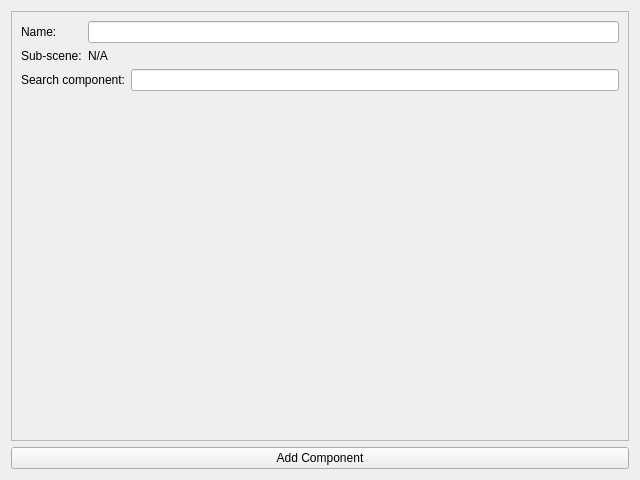
janos-ijgyarto/vadon, file tools/editor/application/VadonEditor/UI/Model/Scene/EntityEditor.ui: the form before one commit.
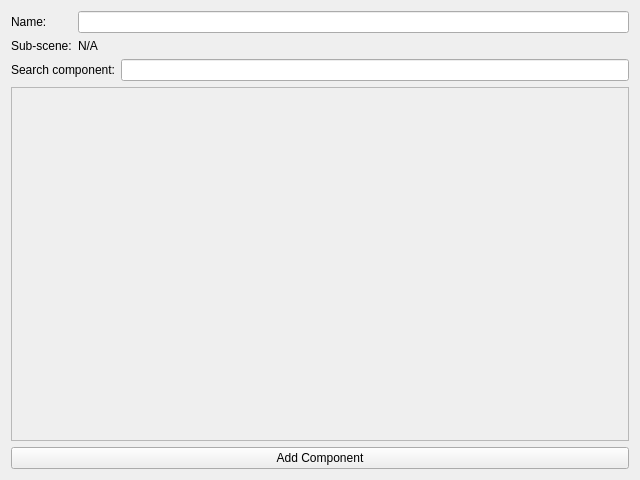
The form after the commit.

```diff
--- a/tools/editor/application/VadonEditor/UI/Model/Scene/EntityEditor.ui
+++ b/tools/editor/application/VadonEditor/UI/Model/Scene/EntityEditor.ui
@@ -15,21 +15,6 @@
   </property>
   <layout class="QVBoxLayout" name="mainLayout">
    <item>
-    <widget class="QScrollArea" name="componentScrollArea">
-     <property name="widgetResizable">
-      <bool>true</bool>
-     </property>
-     <widget class="QWidget" name="componentScrollContents">
-      <property name="geometry">
-       <rect>
-        <x>0</x>
-        <y>0</y>
-        <width>620</width>
-        <height>430</height>
-       </rect>
-      </property>
-      <layout class="QVBoxLayout" name="componentScrollMainVBox">
-       <item>
         <layout class="QFormLayout" name="entityPropertiesForm">
          <item row="0" column="0">
           <widget class="QLabel" name="nameLabel">
@@ -75,6 +60,21 @@
          </item>
         </layout>
        </item>
+   <item>
+    <widget class="QScrollArea" name="componentScrollArea">
+     <property name="widgetResizable">
+      <bool>true</bool>
+     </property>
+     <widget class="QWidget" name="componentScrollContents">
+      <property name="geometry">
+       <rect>
+        <x>0</x>
+        <y>0</y>
+        <width>620</width>
+        <height>344</height>
+       </rect>
+      </property>
+      <layout class="QVBoxLayout" name="componentScrollMainVBox">
        <item>
         <layout class="QVBoxLayout" name="componentListVBox">
          <item>
```
Lines whose indentation alone changed are shown as unchanged.
